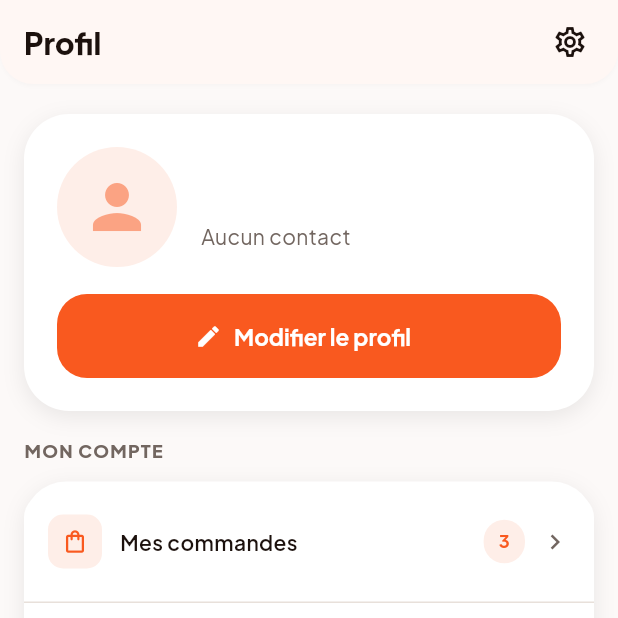
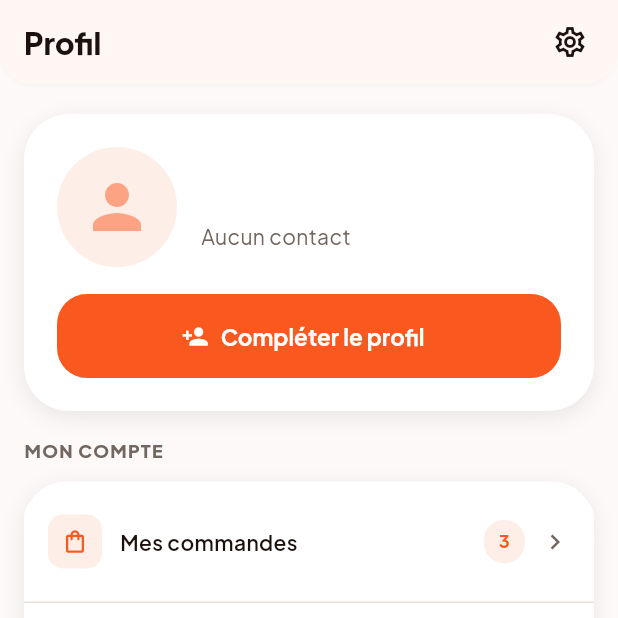
Before and after one commit to medard2004/Togo_market, a Flutter app: the ProfileScreen screen opened by its route, on a phone screen of 412 x 824 dp, the top half of it. Run offline on Flutter 3.47's test engine with Material 3 defaults, Android fonts, the phone set to English and light mode, and no system bars; drawn by our look-alikes of toastification; our stand-ins replace cached_network_image, dio, firebase_core, fl_chart, flutter_dotenv, flutter_secure_storage and 8 more; accounts and stored records are empty; network calls fail.

Commit message:
Show 'Compléter le profil' on Profile screen when profile incomplete; otherwise show 'Modifier le profil'\n\nCo-authored-by: Copilot <223556219+Copilot@users.noreply.github.com>

```diff
--- a/lib/screens/profile/profile_screen.dart
+++ b/lib/screens/profile/profile_screen.dart
@@ -123,15 +123,18 @@ class ProfileScreen extends StatelessWidget {
                     ],
                   ),
                   const SizedBox(height: 18),
-                  SizedBox(
+                  Obx(() {
+                      final user = authCtrl.currentUser.value;
+                      final isIncomplete = user == null || user.nom == null || user.nom!.isEmpty;
+                      return SizedBox(
                         width: double.infinity,
                         child: ElevatedButton.icon(
-                      onPressed: () => Get.toNamed('/edit-profile'),
-                      icon: const Icon(Icons.edit, size: 18),
-                      label: const Padding(
-                        padding: EdgeInsets.symmetric(vertical: 12),
-                        child: Text('Modifier le profil',
-                            style: TextStyle(fontSize: 15)),
+                          onPressed: () => Get.toNamed(isIncomplete ? '/profile-setup' : '/edit-profile'),
+                          icon: Icon(isIncomplete ? Icons.person_add : Icons.edit, size: 18),
+                          label: Padding(
+                            padding: const EdgeInsets.symmetric(vertical: 12),
+                            child: Text(isIncomplete ? 'Compléter le profil' : 'Modifier le profil',
+                                style: const TextStyle(fontSize: 15)),
                           ),
                           style: ElevatedButton.styleFrom(
                             backgroundColor: AppTheme.primary,
@@ -140,7 +143,8 @@ class ProfileScreen extends StatelessWidget {
                             ),
                           ),
                         ),
-                  ),
+                      );
+                    }),
                 ],
               ),
             ),
```
Lines whose indentation alone changed are shown as unchanged.
